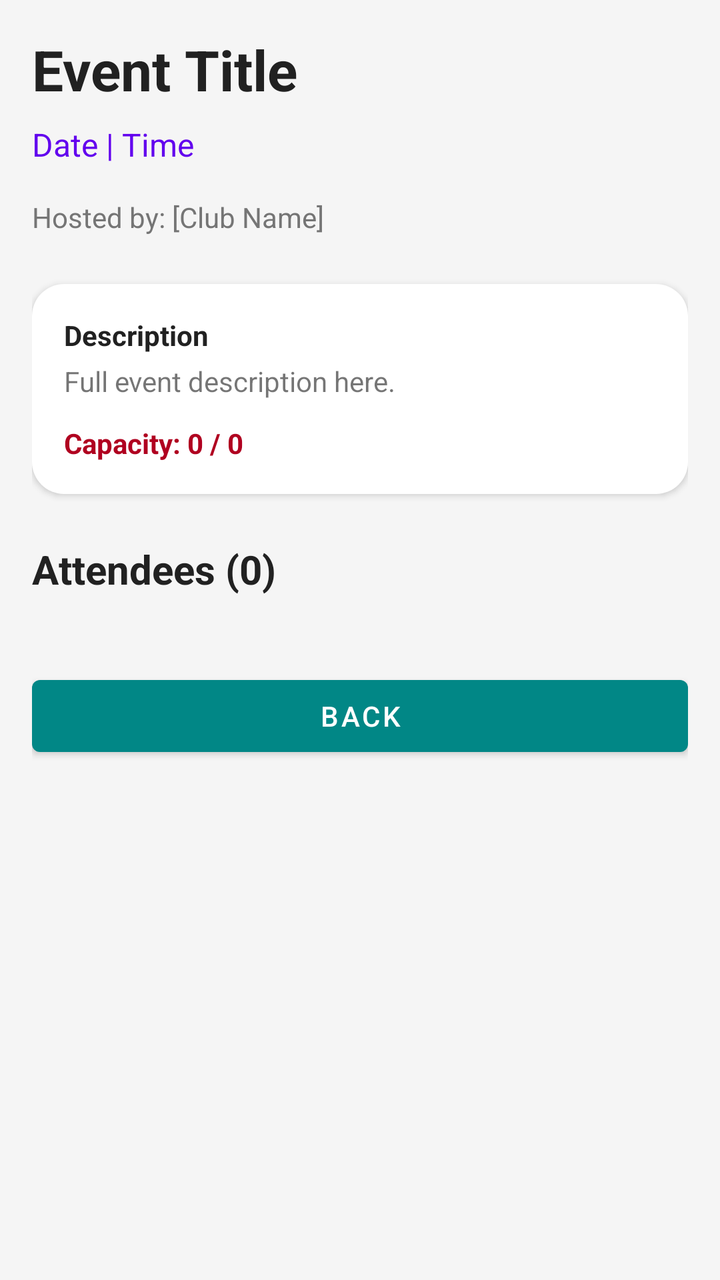
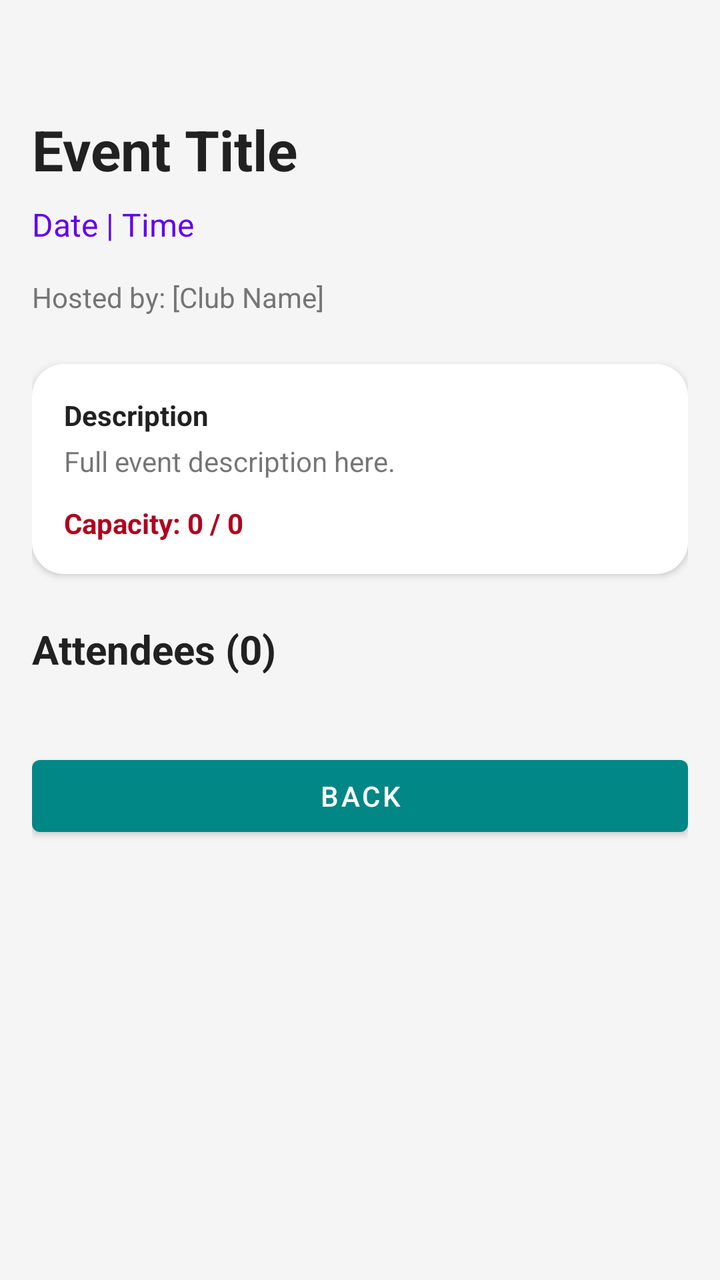

Compare the two renders of this Android layout. The source of the first and the diff that turns it into the second are given below.
<!-- AndroidManifest.xml: application theme Theme.NetWork -->
<!-- res/layout/activity_event_details.xml -->
<?xml version="1.0" encoding="utf-8"?>
<ScrollView xmlns:android="http://schemas.android.com/apk/res/android"
    xmlns:app="http://schemas.android.com/apk/res-auto"
    xmlns:tools="http://schemas.android.com/tools"
    android:layout_width="match_parent"
    android:layout_height="match_parent"
    android:background="#F5F5F5"
    android:padding="16dp">

    <LinearLayout
        android:orientation="vertical"
        android:layout_width="match_parent"
        android:layout_height="wrap_content">

        <TextView
            android:id="@+id/eventDetailTitle"
            android:layout_width="match_parent"
            android:layout_height="wrap_content"
            android:text="Event Title"
            android:textSize="28sp"
            android:textStyle="bold"
            android:textColor="#212121"
            android:layout_marginBottom="8dp"/>

        <TextView
            android:id="@+id/eventDetailDateTime"
            android:layout_width="match_parent"
            android:layout_height="wrap_content"
            android:text="Date | Time"
            android:textSize="16sp"
            android:textColor="#6200EE"
            android:layout_marginBottom="16dp"/>

        <TextView
            android:id="@+id/eventDetailClubHost"
            android:layout_width="match_parent"
            android:layout_height="wrap_content"
            android:text="Hosted by: [Club Name]"
            android:textSize="14sp"
            android:textColor="#757575"
            android:layout_marginBottom="24dp"/>

        <Button
            android:id="@+id/deleteEventBtn"
            android:layout_width="match_parent"
            android:layout_height="wrap_content"
            android:text="DELETE EVENT"
            android:backgroundTint="#D32F2F"
            android:textColor="@android:color/white"
            android:layout_marginTop="8dp"
            android:visibility="gone"/>

        
        <LinearLayout
            android:orientation="vertical"
            android:layout_width="match_parent"
            android:layout_height="wrap_content"
            android:padding="16dp"
            android:background="@drawable/card_bg"
            android:elevation="2dp"
            android:layout_marginBottom="24dp">

            <TextView
                android:text="Description"
                android:textStyle="bold"
                android:textColor="#212121"
                android:layout_width="wrap_content"
                android:layout_height="wrap_content"/>

            <TextView
                android:id="@+id/eventDetailDescription"
                android:layout_width="wrap_content"
                android:layout_height="wrap_content"
                android:layout_marginTop="4dp"
                android:text="Full event description here."/>

            <TextView
                android:id="@+id/eventDetailParticipants"
                android:layout_width="wrap_content"
                android:layout_height="wrap_content"
                android:layout_marginTop="12dp"
                android:textStyle="bold"
                android:textColor="#B00020"
                android:text="Capacity: 0 / 0"/>

        </LinearLayout>

        
        <TextView
            android:id="@+id/attendeeListTitle"
            android:layout_width="match_parent"
            android:layout_height="wrap_content"
            android:text="Attendees (0)"
            android:textSize="20sp"
            android:textStyle="bold"
            android:textColor="#212121"
            android:layout_marginBottom="12dp"/>

        <androidx.recyclerview.widget.RecyclerView
            android:id="@+id/attendeeRecycler"
            android:layout_width="match_parent"
            android:layout_height="wrap_content"
            android:nestedScrollingEnabled="false"
            tools:listitem="@layout/user_list_item"/>

        <Button
            android:id="@+id/backBtn"
            android:layout_width="match_parent"
            android:layout_height="wrap_content"
            android:text="Back"
            android:layout_marginTop="24dp"/>

    </LinearLayout>
</ScrollView>
<!-- res/layout/user_list_item.xml (included above) -->
<?xml version="1.0" encoding="utf-8"?>
<LinearLayout xmlns:android="http://schemas.android.com/apk/res/android"
    android:layout_width="match_parent"
    android:layout_height="wrap_content"
    android:orientation="horizontal"
    android:padding="12dp"
    android:gravity="center_vertical">

    
    <ImageView
        android:id="@+id/userImage"
        android:layout_width="40dp"
        android:layout_height="40dp"
        android:src="@drawable/ic_profile_placeholder"
        android:layout_marginEnd="12dp" />

    
    <LinearLayout
        android:orientation="vertical"
        android:layout_width="0dp"
        android:layout_height="wrap_content"
        android:layout_weight="1">

        <TextView
            android:id="@+id/userName"
            android:text="Username"
            android:textStyle="bold"
            android:textSize="16sp"
            android:layout_width="wrap_content"
            android:layout_height="wrap_content"/>

        <TextView
            android:id="@+id/userLocation"
            android:text="Unknown Location"
            android:textSize="13sp"
            android:textColor="#777"
            android:layout_width="wrap_content"
            android:layout_height="wrap_content"/>
    </LinearLayout>

    
    <Button
        android:id="@+id/removeFriendBtn"
        android:layout_width="wrap_content"
        android:layout_height="wrap_content"
        android:text="Remove"
        android:textSize="12sp"
        android:paddingLeft="12dp"
        android:paddingRight="12dp"
        android:backgroundTint="#C62828"
        android:textColor="#ffffff"
        android:layout_marginStart="8dp"/>
</LinearLayout>
<!-- resources referenced by this layout -->
<resources>
  <!-- drawable card_bg (drawable) -->
  <shape xmlns:android="http://schemas.android.com/apk/res/android">
      <solid android:color="#FFFFFF"/>
      <corners android:radius="16dp"/>
      <padding android:left="16dp" android:top="16dp" android:right="16dp" android:bottom="16dp"/>
  </shape>
  <!-- drawable ic_profile_placeholder: png bitmap (drawable, 5053 bytes) -->
  <style name="Theme.NetWork" parent="Theme.MaterialComponents.Light.NoActionBar">
          
          <item name="colorPrimary">@color/teal_700</item>
          <item name="colorPrimaryVariant">@color/teal_200</item>
          <item name="colorOnPrimary">@color/white</item>
          <item name="colorSecondary">@color/teal_700</item>
      </style>
  <color name="teal_700">#FF018786</color>
  <color name="teal_200">#FF03DAC5</color>
  <color name="white">#FFFFFFFF</color>
</resources>

<!-- the commit's change to res/layout/activity_event_details.xml (unified diff, before → after) -->
@@ -20,7 +20,8 @@
             android:textSize="28sp"
             android:textStyle="bold"
             android:textColor="#212121"
-            android:layout_marginBottom="8dp"/>
+            android:layout_marginBottom="8dp"
+            android:layout_marginTop="40dp"/>
 
         <TextView
             android:id="@+id/eventDetailDateTime"
